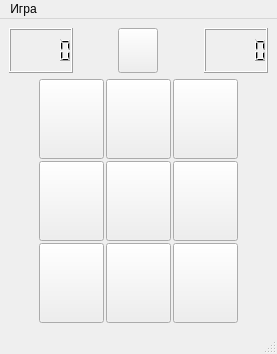
Before: the Qt Designer form root.ui in pbalykov/TicTacToeQt, drawn with Qt 5.
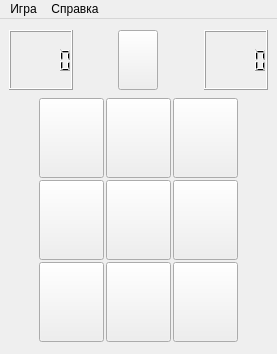
After: the same form once the commit is applied. Custom widgets are drawn as their Qt base class.

```diff
--- a/root.ui
+++ b/root.ui
@@ -257,7 +257,7 @@
      <x>0</x>
      <y>0</y>
      <width>277</width>
-     <height>24</height>
+     <height>21</height>
     </rect>
    </property>
    <widget class="QMenu" name="menu">
@@ -266,11 +266,17 @@
     </property>
     <addaction name="action"/>
     <addaction name="separator"/>
-    <addaction name="action_3"/>
+    <addaction name="action_exit"/>
+   </widget>
+   <widget class="QMenu" name="menu_2">
+    <property name="title">
+     <string>Справка</string>
+    </property>
+    <addaction name="call_help"/>
    </widget>
    <addaction name="menu"/>
+   <addaction name="menu_2"/>
   </widget>
-  <widget class="QStatusBar" name="statusbar"/>
   <action name="abautProgram">
    <property name="text">
     <string>О программе...</string>
```
Left out of the diff: 22 changed lines with no effect on the pictures.
